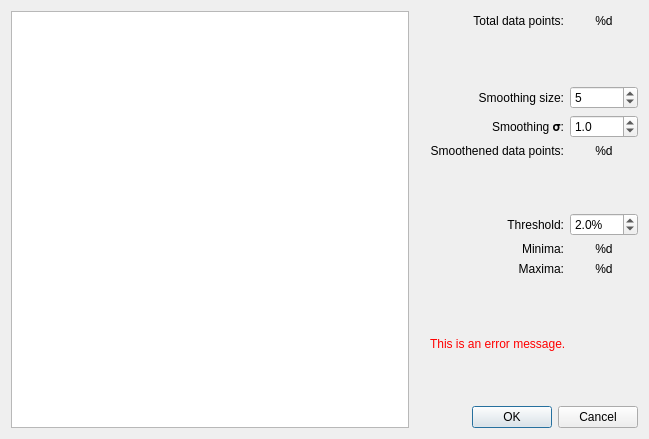
Qt form topino/ui/evalangulagramdialog.ui (XXY1227/topino) before a commit.
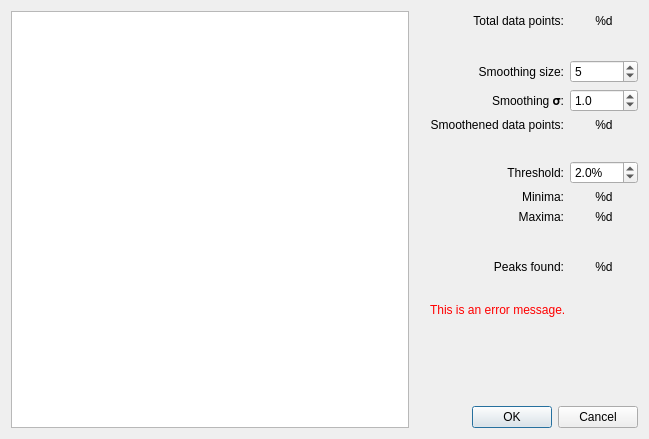
The same form after that commit. Custom widgets are drawn as their Qt base class.

Commit message: Added error message for too many peaks

What changed in the file:
```diff
--- a/topino/ui/evalangulagramdialog.ui
+++ b/topino/ui/evalangulagramdialog.ui
@@ -13,7 +13,36 @@
   <property name="windowTitle">
    <string>Evaluate angulagram</string>
   </property>
-  <layout class="QGridLayout" name="gridLayout" columnstretch="90,2,10,10">
+  <layout class="QGridLayout" name="gridLayout" rowstretch="0,0,0,0,0,0,0,0,0,0,0,0,0,0,0,0" columnstretch="90,2,10,10">
+   <item row="6" column="3">
+    <widget class="QDoubleSpinBox" name="spinThreshold">
+     <property name="suffix">
+      <string>%</string>
+     </property>
+     <property name="decimals">
+      <number>1</number>
+     </property>
+     <property name="maximum">
+      <double>100.000000000000000</double>
+     </property>
+     <property name="singleStep">
+      <double>0.500000000000000</double>
+     </property>
+     <property name="value">
+      <double>2.000000000000000</double>
+     </property>
+    </widget>
+   </item>
+   <item row="4" column="3">
+    <widget class="QLabel" name="labelSmoothenedDataPoints">
+     <property name="text">
+      <string>%d</string>
+     </property>
+     <property name="alignment">
+      <set>Qt::AlignCenter</set>
+     </property>
+    </widget>
+   </item>
    <item row="7" column="2">
     <widget class="QLabel" name="label_6">
      <property name="text">
@@ -24,23 +53,23 @@
      </property>
     </widget>
    </item>
-   <item row="4" column="3">
-    <widget class="QLabel" name="labelSmoothenedDataPoints">
+   <item row="8" column="2">
+    <widget class="QLabel" name="label_8">
      <property name="text">
-      <string>%d</string>
+      <string>Maxima:</string>
      </property>
      <property name="alignment">
-      <set>Qt::AlignCenter</set>
+      <set>Qt::AlignRight|Qt::AlignTrailing|Qt::AlignVCenter</set>
      </property>
     </widget>
    </item>
-   <item row="7" column="3">
-    <widget class="QLabel" name="labelMinima">
+   <item row="4" column="2">
+    <widget class="QLabel" name="label_5">
      <property name="text">
-      <string>%d</string>
+      <string>Smoothened data points:</string>
      </property>
      <property name="alignment">
-      <set>Qt::AlignCenter</set>
+      <set>Qt::AlignRight|Qt::AlignTrailing|Qt::AlignVCenter</set>
      </property>
     </widget>
    </item>
@@ -60,49 +89,23 @@
      </property>
     </widget>
    </item>
-   <item row="6" column="3">
-    <widget class="QDoubleSpinBox" name="spinThreshold">
-     <property name="suffix">
-      <string>%</string>
-     </property>
-     <property name="decimals">
-      <number>1</number>
-     </property>
-     <property name="maximum">
-      <double>100.000000000000000</double>
-     </property>
-     <property name="singleStep">
-      <double>0.500000000000000</double>
-     </property>
-     <property name="value">
-      <double>2.000000000000000</double>
-     </property>
-    </widget>
-   </item>
-   <item row="2" column="2">
-    <widget class="QLabel" name="label">
+   <item row="11" column="3">
+    <widget class="QLabel" name="labelNoPeaks">
      <property name="text">
-      <string>Smoothing size:</string>
+      <string>%d</string>
      </property>
      <property name="alignment">
-      <set>Qt::AlignRight|Qt::AlignTrailing|Qt::AlignVCenter</set>
+      <set>Qt::AlignCenter</set>
      </property>
     </widget>
    </item>
-   <item row="13" column="1" colspan="3">
-    <widget class="QDialogButtonBox" name="buttonBox">
-     <property name="standardButtons">
-      <set>QDialogButtonBox::Cancel|QDialogButtonBox::Ok</set>
-     </property>
-    </widget>
-   </item>
-   <item row="0" column="2">
-    <widget class="QLabel" name="label_2">
+   <item row="7" column="3">
+    <widget class="QLabel" name="labelMinima">
      <property name="text">
-      <string>Total data points:</string>
+      <string>%d</string>
      </property>
      <property name="alignment">
-      <set>Qt::AlignRight|Qt::AlignTrailing|Qt::AlignVCenter</set>
+      <set>Qt::AlignCenter</set>
      </property>
     </widget>
    </item>
@@ -116,81 +119,6 @@
      </property>
     </widget>
    </item>
-   <item row="0" column="1">
-    <spacer name="horizontalSpacer">
-     <property name="orientation">
-      <enum>Qt::Horizontal</enum>
-     </property>
-     <property name="sizeHint" stdset="0">
-      <size>
-       <width>20</width>
-       <height>20</height>
-      </size>
-     </property>
-    </spacer>
-   </item>
-   <item row="0" column="3">
-    <widget class="QLabel" name="labelDataPoints">
-     <property name="text">
-      <string>%d</string>
-     </property>
-     <property name="alignment">
-      <set>Qt::AlignCenter</set>
-     </property>
-    </widget>
-   </item>
-   <item row="5" column="2" colspan="2">
-    <spacer name="verticalSpacer">
-     <property name="orientation">
-      <enum>Qt::Vertical</enum>
-     </property>
-     <property name="sizeHint" stdset="0">
-      <size>
-       <width>20</width>
-       <height>40</height>
-      </size>
-     </property>
-    </spacer>
-   </item>
-   <item row="0" column="0" rowspan="14">
-    <widget class="QChartView" name="previewView"/>
-   </item>
-   <item row="1" column="2" colspan="2">
-    <spacer name="verticalSpacer_2">
-     <property name="orientation">
-      <enum>Qt::Vertical</enum>
-     </property>
-     <property name="sizeHint" stdset="0">
-      <size>
-       <width>20</width>
-       <height>20</height>
-      </size>
-     </property>
-    </spacer>
-   </item>
-   <item row="9" column="2" colspan="2">
-    <spacer name="verticalSpacer_3">
-     <property name="orientation">
-      <enum>Qt::Vertical</enum>
-     </property>
-     <property name="sizeHint" stdset="0">
-      <size>
-       <width>20</width>
-       <height>40</height>
-      </size>
-     </property>
-    </spacer>
-   </item>
-   <item row="4" column="2">
-    <widget class="QLabel" name="label_5">
-     <property name="text">
-      <string>Smoothened data points:</string>
-     </property>
-     <property name="alignment">
-      <set>Qt::AlignRight|Qt::AlignTrailing|Qt::AlignVCenter</set>
-     </property>
-    </widget>
-   </item>
    <item row="2" column="3">
     <widget class="QSpinBox" name="spinSmoothSize">
      <property name="minimum">
@@ -204,6 +132,46 @@
      </property>
     </widget>
    </item>
+   <item row="8" column="3">
+    <widget class="QLabel" name="labelMaxima">
+     <property name="text">
+      <string>%d</string>
+     </property>
+     <property name="alignment">
+      <set>Qt::AlignCenter</set>
+     </property>
+    </widget>
+   </item>
+   <item row="5" column="2" colspan="2">
+    <spacer name="verticalSpacer">
+     <property name="orientation">
+      <enum>Qt::Vertical</enum>
+     </property>
+     <property name="sizeHint" stdset="0">
+      <size>
+       <width>20</width>
+       <height>20</height>
+      </size>
+     </property>
+    </spacer>
+   </item>
+   <item row="11" column="2">
+    <widget class="QLabel" name="label_7">
+     <property name="text">
+      <string>Peaks found:</string>
+     </property>
+     <property name="alignment">
+      <set>Qt::AlignRight|Qt::AlignTrailing|Qt::AlignVCenter</set>
+     </property>
+    </widget>
+   </item>
+   <item row="15" column="1" colspan="3">
+    <widget class="QDialogButtonBox" name="buttonBox">
+     <property name="standardButtons">
+      <set>QDialogButtonBox::Cancel|QDialogButtonBox::Ok</set>
+     </property>
+    </widget>
+   </item>
    <item row="6" column="2">
     <widget class="QLabel" name="label_4">
      <property name="text">
@@ -214,27 +182,36 @@
      </property>
     </widget>
    </item>
-   <item row="8" column="2">
-    <widget class="QLabel" name="label_8">
-     <property name="text">
-      <string>Maxima:</string>
+   <item row="0" column="1">
+    <spacer name="horizontalSpacer">
+     <property name="orientation">
+      <enum>Qt::Horizontal</enum>
      </property>
-     <property name="alignment">
-      <set>Qt::AlignRight|Qt::AlignTrailing|Qt::AlignVCenter</set>
+     <property name="sizeHint" stdset="0">
+      <size>
+       <width>20</width>
+       <height>20</height>
+      </size>
      </property>
-    </widget>
+    </spacer>
    </item>
-   <item row="8" column="3">
-    <widget class="QLabel" name="labelMaxima">
-     <property name="text">
-      <string>%d</string>
+   <item row="0" column="0" rowspan="16">
+    <widget class="QChartView" name="previewView"/>
+   </item>
+   <item row="9" column="2" colspan="2">
+    <spacer name="verticalSpacer_3">
+     <property name="orientation">
+      <enum>Qt::Vertical</enum>
      </property>
-     <property name="alignment">
-      <set>Qt::AlignCenter</set>
+     <property name="sizeHint" stdset="0">
+      <size>
+       <width>20</width>
+       <height>20</height>
+      </size>
      </property>
-    </widget>
+    </spacer>
    </item>
-   <item row="11" column="2" colspan="2">
+   <item row="13" column="2" colspan="2">
     <widget class="QLabel" name="labelError">
      <property name="styleSheet">
       <string notr="true">color:red;</string>
@@ -250,7 +227,17 @@
      </property>
     </widget>
    </item>
-   <item row="12" column="2" colspan="2">
+   <item row="2" column="2">
+    <widget class="QLabel" name="label">
+     <property name="text">
+      <string>Smoothing size:</string>
+     </property>
+     <property name="alignment">
+      <set>Qt::AlignRight|Qt::AlignTrailing|Qt::AlignVCenter</set>
+     </property>
+    </widget>
+   </item>
+   <item row="14" column="2" colspan="2">
     <spacer name="verticalSpacer_4">
      <property name="orientation">
       <enum>Qt::Vertical</enum>
@@ -258,7 +245,53 @@
      <property name="sizeHint" stdset="0">
       <size>
        <width>20</width>
-       <height>40</height>
+       <height>80</height>
+      </size>
+     </property>
+    </spacer>
+   </item>
+   <item row="1" column="2" colspan="2">
+    <spacer name="verticalSpacer_2">
+     <property name="orientation">
+      <enum>Qt::Vertical</enum>
+     </property>
+     <property name="sizeHint" stdset="0">
+      <size>
+       <width>20</width>
+       <height>20</height>
+      </size>
+     </property>
+    </spacer>
+   </item>
+   <item row="0" column="2">
+    <widget class="QLabel" name="label_2">
+     <property name="text">
+      <string>Total data points:</string>
+     </property>
+     <property name="alignment">
+      <set>Qt::AlignRight|Qt::AlignTrailing|Qt::AlignVCenter</set>
+     </property>
+    </widget>
+   </item>
+   <item row="0" column="3">
+    <widget class="QLabel" name="labelDataPoints">
+     <property name="text">
+      <string>%d</string>
+     </property>
+     <property name="alignment">
+      <set>Qt::AlignCenter</set>
+     </property>
+    </widget>
+   </item>
+   <item row="12" column="2" colspan="2">
+    <spacer name="verticalSpacer_5">
+     <property name="orientation">
+      <enum>Qt::Vertical</enum>
+     </property>
+     <property name="sizeHint" stdset="0">
+      <size>
+       <width>20</width>
+       <height>20</height>
       </size>
      </property>
     </spacer>
```
The commit also changes 1 other file.
